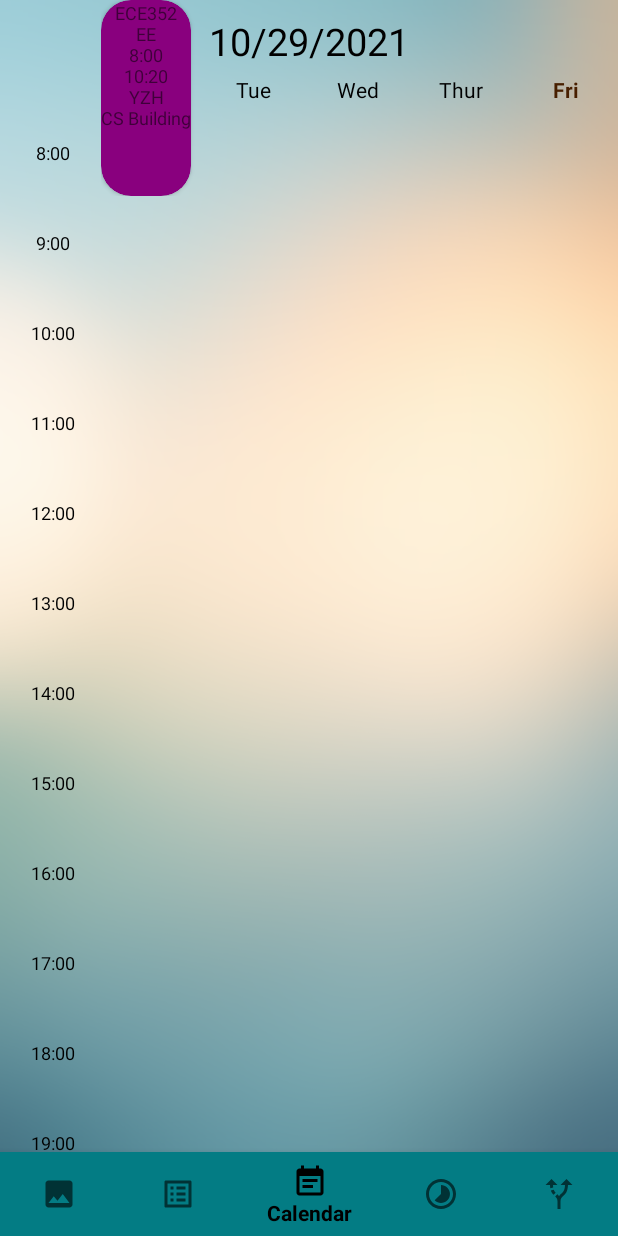
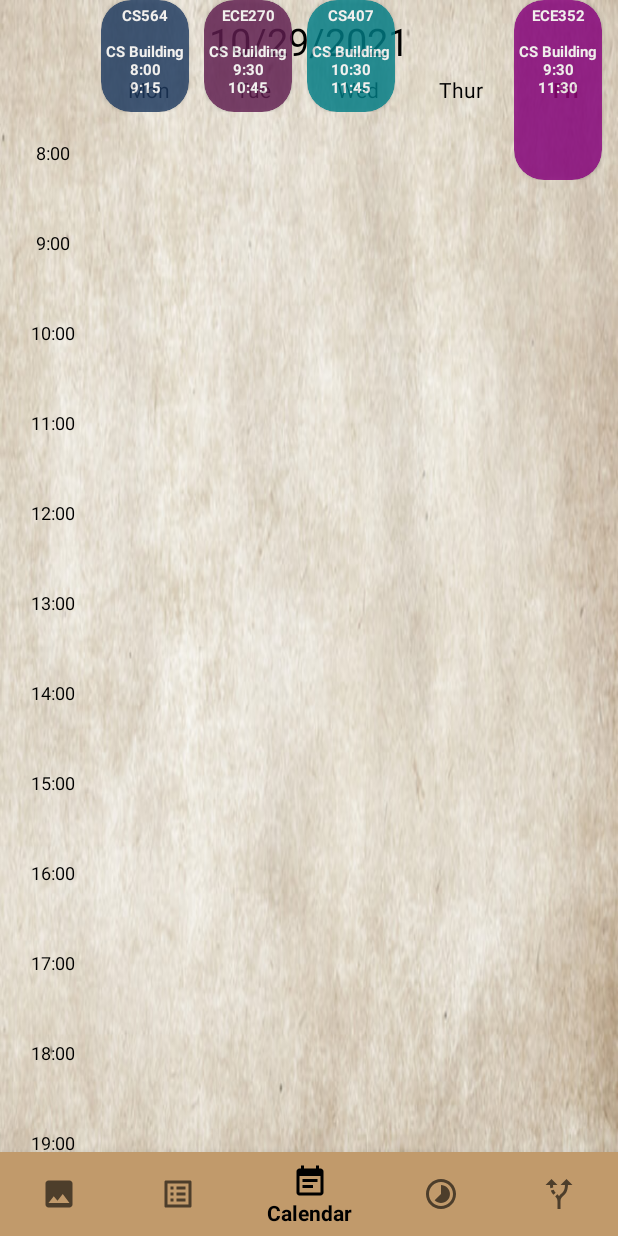
Before and after one commit to YingzeHou/FinalApp, an Android app: the screen it shows after launch (MainActivity), on a phone screen of 412 x 824 dp. Run offline under Robolectric (Android 15) with nearby library versions, the phone set to English and light mode, and no system bars.

Commit message:
Render Event Card & Change BG theme to wood

```diff
--- a/app/src/main/java/com/example/finalapp/Calendar/CalendarFrag.java
+++ b/app/src/main/java/com/example/finalapp/Calendar/CalendarFrag.java
@@ -12,6 +12,7 @@ import androidx.annotation.RequiresApi;
 import androidx.cardview.widget.CardView;
 import androidx.fragment.app.Fragment;
 
+import android.view.Gravity;
 import android.view.LayoutInflater;
 import android.view.Menu;
 import android.view.MenuInflater;
@@ -21,6 +22,7 @@ import android.view.ViewGroup;
 import android.widget.FrameLayout;
 import android.widget.LinearLayout;
 import android.widget.TextView;
+import android.widget.Toast;
 
 import com.example.finalapp.Calendar.dao.Event;
 import com.example.finalapp.Calendar.enums.DayOfWeek;
@@ -41,9 +43,6 @@ import java.util.List;
  * create an instance of this fragment.
  */
 public class CalendarFrag extends Fragment {
-
-//    private final String[] DAY_IDS = new String[]{"sun","mon","tue","wed","thur","fri","sat"};
-//    private final String[] Day_TEXTS = new String[]{"Sun","Mon","Tue","Wed","Thur","Fri","Sat"};
 
     // TODO: Rename parameter arguments, choose names that match
     // the fragment initialization parameters, e.g. ARG_ITEM_NUMBER
@@ -123,8 +122,14 @@ public class CalendarFrag extends Fragment {
 
     @RequiresApi(api = Build.VERSION_CODES.O)
     public void setEventCard(ViewGroup viewGroup){
-        Event event1 = new Event("ECE352", "#89007E",1,"EE", "8:00","10:20","YZH","CS Building");
+        Event event1 = new Event("ECE352", "#89007E",5,"EE", "9:30","11:30","YZH","CS Building");
+        Event event2 = new Event("CS407", "#008089",3,"CS", "10:30","11:45","YZH","CS Building");
+        Event event3 = new Event("CS564", "#1F3B62",1,"CS", "8:00","9:15","YZH","CS Building");
+        Event event4 = new Event("ECE270", "#621F52",2,"EE", "9:30","10:45","YZH","CS Building");
         eventList.add(event1);
+        eventList.add(event2);
+        eventList.add(event3);
+        eventList.add(event4);
 
         for(Event event:eventList){
             setEventCardHelper(viewGroup,event);
@@ -152,37 +157,38 @@ public class CalendarFrag extends Fragment {
         Double timeSlotRatio = Math.abs(ChronoUnit.HOURS.between(endTime,startTime)+ChronoUnit.MINUTES.between(endTime,startTime)%60/Double.valueOf(60));
 
         // Get time start size needed
-        eventCard.setMinimumHeight((int) (getResources().getDimension(R.dimen.weekItemHeight)*timeSlotRatio));
-        FrameLayout.LayoutParams layoutParams = new FrameLayout.LayoutParams(ViewGroup.LayoutParams.WRAP_CONTENT, FrameLayout.LayoutParams.WRAP_CONTENT);
-        layoutParams.setMargins(10, (int) (getResources().getDimension(R.dimen.timeHeaderHeight)),10,0);
+        LocalTime baseTime = LocalTime.of(8,0);
+        Double timeStartRatio = Math.abs(ChronoUnit.HOURS.between(startTime,baseTime)+ChronoUnit.MINUTES.between(startTime,baseTime)%60/Double.valueOf(60))+0.5;
+
+//        eventCard.setMinimumHeight((int) (getResources().getDimension(R.dimen.hourBlockHeight)*timeSlotRatio));
+        FrameLayout.LayoutParams layoutParams = new FrameLayout.LayoutParams(ViewGroup.LayoutParams.WRAP_CONTENT,(int) (getResources().getDimension(R.dimen.hourBlockHeight)*timeSlotRatio));
+        layoutParams.setMargins(10, (int) ((int) getResources().getDimension(R.dimen.timeHeaderHeight)+getResources().getDimension(R.dimen.hourBlockHeight)*timeStartRatio),10,0);
 
         TextView eventText = new TextView(getContext());
-        eventText.setText(String.format("%s\n%s\n%s\n%s\n%s\n%s",event.getEventName(),event.getNote(),event.getStartTime(),event.getEndTime(),
-                event.getParticipant(),event.getLocation()));
-        eventText.setTextSize(12);
+        eventText.setText(String.format("%s\n\n%s\n%s\n%s",event.getEventName(),event.getLocation(),event.getStartTime(),event.getEndTime()));
+        eventText.setTextColor(getResources().getColor(R.color.white));
+        eventText.setTypeface(null, Typeface.BOLD);
+        eventText.setPadding(5,5,5,0);
+        eventText.setTextSize(10);
         eventText.setTextAlignment(View.TEXT_ALIGNMENT_CENTER);
         eventCard.addView(eventText);
         eventCard.setCardBackgroundColor(Color.parseColor(event.getColorCode()));
         eventCard.setRadius(30);
+        eventCard.setAlpha(0.8F);
         eventCard.setLayoutParams(layoutParams);
+        eventCard.setOnClickListener(new View.OnClickListener() {
+            @Override
+            public void onClick(View v) {
+                Toast.makeText(getContext(),String.format(
+                        "Event Name: %s\n\nEvent Location: %s\n\nStart Time: %s\n\nEnd Time: " +
+                                "%s\n\nParticipant: %s\n\nNotes: %s",event.getEventName(),
+                        event.getLocation(),event.getStartTime(),event.getEndTime(),
+                        event.getParticipant(), event.getNote()),Toast.LENGTH_SHORT)
+                        .show();
+            }
+        });
         weekDayCol.addView(eventCard);
-
-//        LinearLayout weekDayCol = (LinearLayout) viewGroup.findViewById(R.id.weekPanel_1);
-//        CardView eventCard = new CardView(getContext());
-//        eventCard.setMinimumWidth(10);
-//        eventCard.setMinimumHeight((int) (getResources().getDimension(R.dimen.weekItemHeight)*1.2));
-//        FrameLayout.LayoutParams layoutParams = new FrameLayout.LayoutParams(ViewGroup.LayoutParams.WRAP_CONTENT, FrameLayout.LayoutParams.WRAP_CONTENT);
-//        layoutParams.setMargins(10, (int) (70+1.5*(int) getResources().getDimension(R.dimen.weekItemHeight)),10,0);
-//
-//        TextView eventText = new TextView(getContext());
-//        eventText.setText(" Event1\nNew Try ");
-//        eventText.setTextSize(15);
-//        eventText.setTextAlignment(View.TEXT_ALIGNMENT_CENTER);
-//        eventCard.addView(eventText);
-//        eventCard.setLayoutParams(layoutParams);
-//        weekDayCol.addView(eventCard);
     }
-
 //    @Override
 //    public void onCreateOptionsMenu(Menu menu, MenuInflater inflater){
 //        inflater.inflate(R.menu.calendar_menu, menu);
--- a/app/src/main/res/layout/activity_main.xml
+++ b/app/src/main/res/layout/activity_main.xml
@@ -10,7 +10,7 @@
         android:id="@+id/bottomNavigationView"
         android:layout_width="match_parent"
         android:layout_height="wrap_content"
-        android:background="#037C84"
+        android:background="@color/wood"
         app:layout_constraintBottom_toBottomOf="parent"
         app:layout_constraintEnd_toEndOf="parent"
         app:layout_constraintStart_toStartOf="parent"
--- a/app/src/main/res/layout/fragment_calendar.xml
+++ b/app/src/main/res/layout/fragment_calendar.xml
@@ -5,7 +5,7 @@
     android:id="@+id/frameLayout"
     android:layout_width="match_parent"
     android:layout_height="match_parent"
-    android:background="@drawable/calendar_bg"
+    android:background="@drawable/paper_bg"
     tools:context=".Calendar.CalendarFrag">
 
 
--- a/app/src/main/res/values/colors.xml
+++ b/app/src/main/res/values/colors.xml
@@ -8,4 +8,6 @@
     <color name="black">#FF000000</color>
     <color name="white">#FFFFFFFF</color>
     <color name="brown">#FF481F00</color>
+    <color name="wood">#FFC19A6B</color>
+
 </resources>
--- a/app/src/main/res/values/dimens.xml
+++ b/app/src/main/res/values/dimens.xml
@@ -27,6 +27,7 @@ http://developer.android.com/guide/topics/appwidgets/index.html#CreatingLayout
 
     <dimen name="timeHeaderHeight">70dp</dimen>
     <dimen name="weekItemHeight">56dp</dimen>
+    <dimen name="hourBlockHeight">60dp</dimen>
     <dimen name="weekItemHeight_widget">48dp</dimen>
     <dimen name="weekItemMarTop">4dp</dimen>
     <dimen name="weekItemMarLeft">4dp</dimen>
```
Also changed, not shown: app/src/main/res/drawable/calendar_bg.png (deleted), app/src/main/res/drawable/paper_bg.jpg (added).
